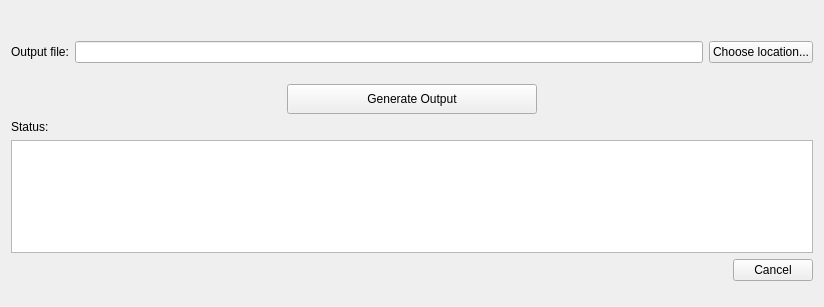
Old version of the form NewGeneUI/NewGene/Widgets/CreateOutput/GenerateOutput/newgenegenerateoutput.ui in the repository daniel347x/newgene.
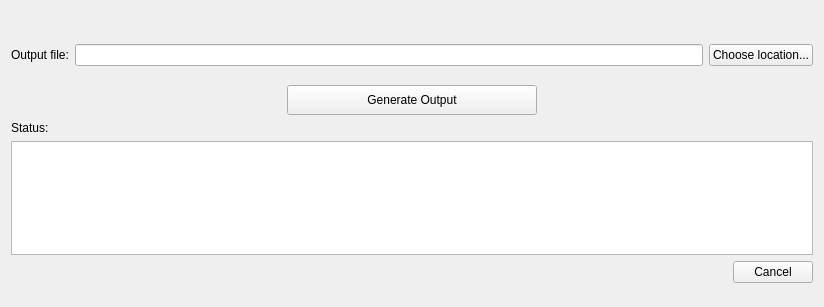
New version of the form. Custom widgets are drawn as their Qt base class.

Commit message: Initial attempt to move options box to "Generate Output" tab

Diff of the .ui file:
```diff
--- a/NewGeneUI/NewGene/Widgets/CreateOutput/GenerateOutput/newgenegenerateoutput.ui
+++ b/NewGeneUI/NewGene/Widgets/CreateOutput/GenerateOutput/newgenegenerateoutput.ui
@@ -30,16 +30,24 @@
      </property>
      <property name="sizeHint" stdset="0">
       <size>
-       <width>20</width>
-       <height>30</height>
+       <width>17</width>
+       <height>27</height>
       </size>
      </property>
     </spacer>
    </item>
    <item>
-    <layout class="QHBoxLayout" name="horizontalLayout">
+    <widget class="TimeRangeBox" name="optionsBox">
+     <property name="frameShape">
+      <enum>QFrame::StyledPanel</enum>
+     </property>
+     <property name="frameShadow">
+      <enum>QFrame::Raised</enum>
+     </property>
+    </widget>
+   </item>
      <item>
-      <layout class="QHBoxLayout" name="horizontalLayout_3">
+    <layout class="QHBoxLayout" name="horizontalLayoutOutputFileLocation">
        <item>
         <widget class="QLabel" name="labelOutputFile">
          <property name="text">
@@ -57,10 +65,8 @@
          </property>
         </widget>
        </item>
-      </layout>
-     </item>
      <item>
-      <widget class="QPushButton" name="pushButton">
+      <widget class="QPushButton" name="pushButtonChooseLocation">
        <property name="minimumSize">
         <size>
          <width>0</width>
@@ -84,8 +90,8 @@
      </property>
      <property name="sizeHint" stdset="0">
       <size>
-       <width>20</width>
-       <height>15</height>
+       <width>17</width>
+       <height>13</height>
       </size>
      </property>
     </spacer>
@@ -206,14 +212,22 @@
      </property>
      <property name="sizeHint" stdset="0">
       <size>
-       <width>20</width>
-       <height>15</height>
+       <width>17</width>
+       <height>13</height>
       </size>
      </property>
     </spacer>
    </item>
   </layout>
  </widget>
+ <customwidgets>
+  <customwidget>
+   <class>TimeRangeBox</class>
+   <extends>QFrame</extends>
+   <header>timerangebox.h</header>
+   <container>1</container>
+  </customwidget>
+ </customwidgets>
  <resources/>
  <connections/>
 </ui>
```
Left out of the diff: 14 changed lines with no effect on the pictures. Lines whose indentation alone changed are shown as unchanged. The commit also changes 1 other file.
